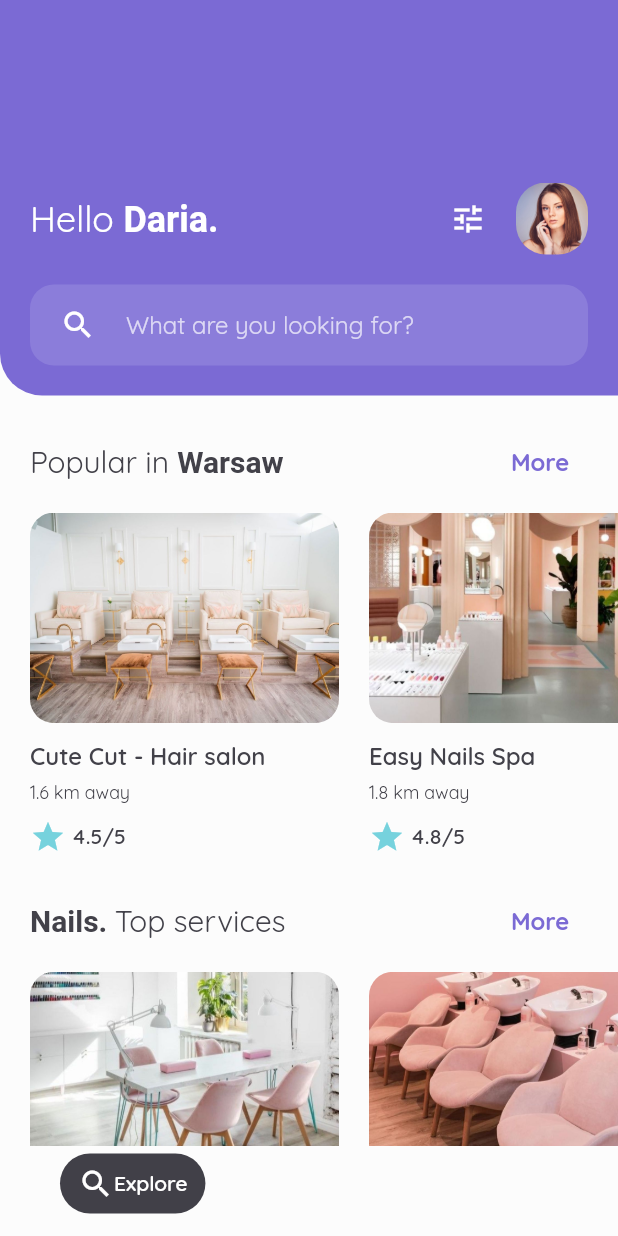
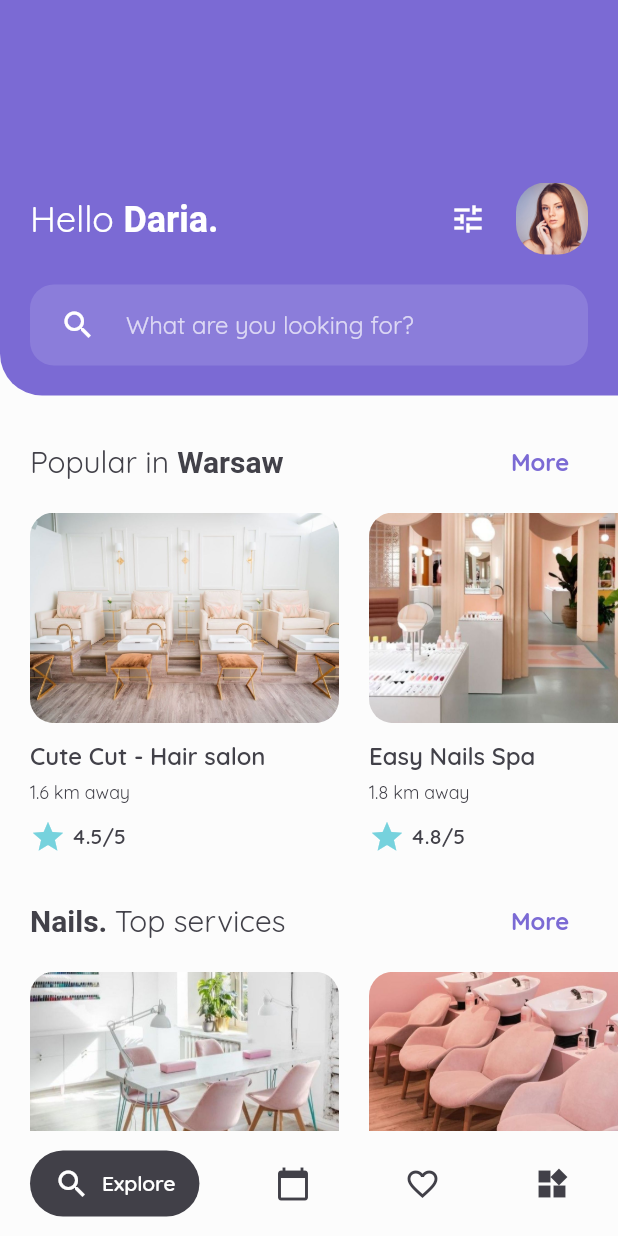
Before and after one commit to gregoriusjimmy/beauty-app, a Flutter app: the screen it shows after launch, on a phone screen of 412 x 824 dp. Run offline on Flutter 3.47's test engine with Material 2 defaults, Android fonts, the phone set to English and light mode, and no system bars.

Commit message:
finish custom_bottom_navigation_bar

```diff
--- /dev/null
+++ b/lib/components/custom_bottom_navigation_bar.dart
@@ -0,0 +1,66 @@
+import 'package:beauty_app/constants.dart';
+import 'package:flutter/material.dart';
+
+class CustomBottomNavigationBar extends StatelessWidget {
+  const CustomBottomNavigationBar({
+    Key? key,
+  }) : super(key: key);
+
+  @override
+  Widget build(BuildContext context) {
+    return Container(
+      padding: EdgeInsets.symmetric(
+        horizontal: kDefaultPadding,
+      ),
+      height: 70,
+      child: Row(
+        mainAxisAlignment: MainAxisAlignment.spaceBetween,
+        crossAxisAlignment: CrossAxisAlignment.center,
+        children: <Widget>[
+          Container(
+            padding: EdgeInsets.symmetric(horizontal: 16, vertical: 10),
+            decoration: BoxDecoration(
+              color: kBlackButtonColor,
+              borderRadius: BorderRadius.circular(30),
+            ),
+            child: Row(
+              children: <Widget>[
+                Icon(
+                  Icons.search,
+                  color: Colors.white,
+                ),
+                SizedBox(
+                  width: 8,
+                ),
+                Text(
+                  'Explore',
+                  style: TextStyle(
+                    color: Colors.white,
+                    fontWeight: FontWeight.w600,
+                  ),
+                )
+              ],
+            ),
+          ),
+          IconButton(
+            onPressed: () {},
+            icon: Icon(Icons.calendar_today),
+            color: kBlackButtonColor,
+          ),
+          IconButton(
+            onPressed: () {},
+            icon: Icon(Icons.favorite_border),
+            color: kBlackButtonColor,
+          ),
+          IconButton(
+            onPressed: () {},
+            icon: Icon(
+              Icons.widgets,
+              color: kBlackButtonColor,
+            ),
+          ),
+        ],
+      ),
+    );
+  }
+}
--- a/lib/screens/home/home_screen.dart
+++ b/lib/screens/home/home_screen.dart
@@ -1,3 +1,4 @@
+import 'package:beauty_app/components/custom_bottom_navigation_bar.dart';
 import 'package:beauty_app/constants.dart';
 import 'package:beauty_app/screens/home/components/body.dart';
 import 'package:flutter/material.dart';
@@ -7,41 +8,7 @@ class HomeScreen extends StatelessWidget {
   Widget build(BuildContext context) {
     return Scaffold(
       body: Body(),
-      bottomNavigationBar: Container(
-        padding: EdgeInsets.only(
-          left: kDefaultPadding * 2,
-          right: kDefaultPadding * 2,
-          bottom: kDefaultPadding / 2,
-        ),
-        height: 60,
-        child: Row(
-          mainAxisAlignment: MainAxisAlignment.spaceBetween,
-          children: <Widget>[
-            Container(
-              padding: EdgeInsets.symmetric(horizontal: 12, vertical: 8),
-              decoration: BoxDecoration(
-                color: kBlackButtonColor,
-                borderRadius: BorderRadius.circular(30),
-              ),
-              child: Row(
-                children: <Widget>[
-                  Icon(
-                    Icons.search,
-                    color: Colors.white,
-                  ),
-                  Text(
-                    'Explore',
-                    style: TextStyle(
-                      color: Colors.white,
-                      fontWeight: FontWeight.w600,
-                    ),
-                  )
-                ],
-              ),
-            )
-          ],
-        ),
-      ),
+      bottomNavigationBar: CustomBottomNavigationBar(),
     );
   }
 }
```
